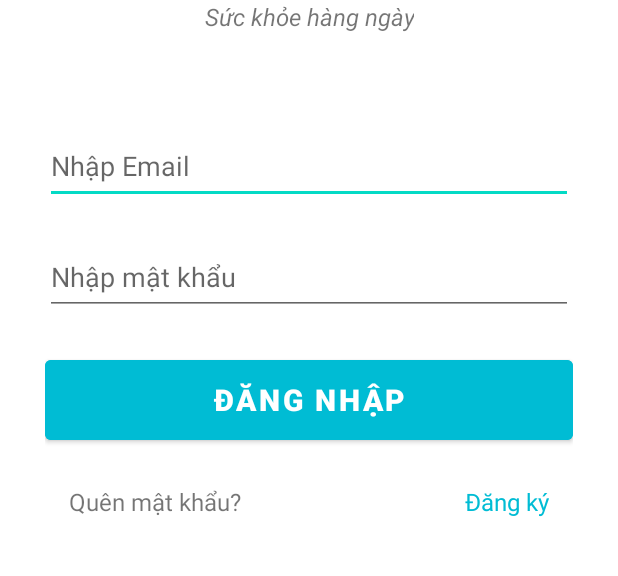
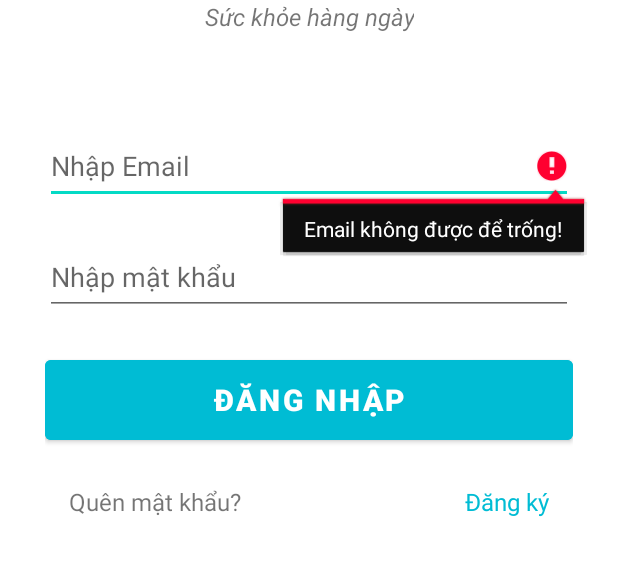
Before and after one commit to nguyennhung1529/HealthMonitoringSystem, an Android app: the screen it shows after launch (LoginActivity), after a tap on "ĐĂNG NHẬP", on a phone screen of 412 x 824 dp, the part 229-805 px from its top. Run offline under Robolectric (Android 15) with nearby library versions, the phone set to English and light mode, and no system bars; our stand-ins replace Firebase (no records; nobody signed in at launch, a user with empty details on screens opened directly).

Commit message:
Complete task validate Login

```diff
--- a/app/src/main/java/com/example/healthmonitor/LoginActivity.java
+++ b/app/src/main/java/com/example/healthmonitor/LoginActivity.java
@@ -1,19 +1,33 @@
 package com.example.healthmonitor;
 
+import androidx.annotation.NonNull;
 import androidx.appcompat.app.AppCompatActivity;
 
 import android.content.Intent;
 import android.os.Bundle;
+import android.util.Patterns;
 import android.view.View;
 import android.view.Window;
 import android.view.WindowManager;
 import android.widget.Button;
+import android.widget.EditText;
+import android.widget.ProgressBar;
 import android.widget.TextView;
+import android.widget.Toast;
+
+import com.google.android.gms.tasks.OnCompleteListener;
+import com.google.android.gms.tasks.Task;
+import com.google.firebase.auth.AuthResult;
+import com.google.firebase.auth.FirebaseAuth;
 
 public class LoginActivity extends AppCompatActivity implements View.OnClickListener {
 
+    private FirebaseAuth mAuth;
+
     private TextView tvRegister, tvForgotPassword;
+    private EditText edtEmail, edtPassword;
     private Button btnLogin;
+    private ProgressBar progressBar;
 
     @Override
     protected void onCreate(Bundle savedInstanceState) {
@@ -25,6 +39,14 @@ public class LoginActivity extends AppCompatActivity implements View.OnClickList
         super.onCreate(savedInstanceState);
         setContentView(R.layout.activity_login);
 
+        // Anh xa cac bien
+        mAuth = FirebaseAuth.getInstance();
+
+        edtEmail = findViewById(R.id.edtEmail);
+        edtPassword = findViewById(R.id.edtPassword);
+
+        progressBar = findViewById(R.id.progressBar);
+
         tvRegister = findViewById(R.id.tvRegister);
         tvRegister.setOnClickListener(this);
 
@@ -35,15 +57,52 @@ public class LoginActivity extends AppCompatActivity implements View.OnClickList
         btnLogin.setOnClickListener(this);
     }
 
-    public void confirmLogin(View view) {
-        startActivity(new Intent(this, HomeActivity.class));
-    }
-
     @Override
     public void onClick(View view) {
         switch (view.getId()) {
             case R.id.tvRegister:
                 startActivity(new Intent(this, RegisterActivity.class));
+                break;
+            case R.id.btnLogin:
+                loginUser();
+                break;
         }
     }
+
+    private void loginUser() {
+        String email = edtEmail.getText().toString().trim();
+        String password = edtPassword.getText().toString().trim();
+
+        if (email.isEmpty()) {
+            edtEmail.setError("Email không được để trống!");
+            edtEmail.requestFocus();
+            return;
+        }
+
+        if (password.isEmpty()) {
+            edtPassword.setError("Mật khẩu không được để trống!");
+            edtPassword.requestFocus();
+            return;
+        }
+
+        progressBar.setVisibility(View.VISIBLE);
+
+        mAuth.signInWithEmailAndPassword(email, password)
+                .addOnCompleteListener(new OnCompleteListener<AuthResult>() {
+                    @Override
+                    public void onComplete(@NonNull Task<AuthResult> task) {
+                        if (task.isSuccessful()) {
+                            // redirect to user profile
+                            progressBar.setVisibility(View.GONE);
+                            startActivity(new Intent(LoginActivity.this, ProfileActivity.class));
+                        } else {
+                            displayToast("Đăng nhập thất bại!");
+                            progressBar.setVisibility(View.GONE);
+                        }
+                    }
+                });
+    }
+    public void displayToast(String message) {
+        Toast.makeText(getApplicationContext(), message, Toast.LENGTH_LONG).show();
+    }
 }
--- a/app/src/main/java/com/example/healthmonitor/RegisterActivity.java
+++ b/app/src/main/java/com/example/healthmonitor/RegisterActivity.java
@@ -140,6 +140,7 @@ public class RegisterActivity extends AppCompatActivity implements View.OnClickL
                                         progressBar.setVisibility(View.GONE);
 
                                         // redirect to login layout
+                                        startActivity(new Intent(RegisterActivity.this, LoginActivity.class));
                                     } else {
                                         displayToast("Đăng ký không thành công! Hãy kiểm tra lại thông tin!");
                                         progressBar.setVisibility(View.GONE);
--- a/app/src/main/res/layout/activity_login.xml
+++ b/app/src/main/res/layout/activity_login.xml
@@ -34,7 +34,7 @@
         app:layout_constraintTop_toBottomOf="@+id/tvBanner" />
 
     <EditText
-        android:id="@+id/edtUsername"
+        android:id="@+id/edtEmail"
         android:layout_width="match_parent"
         android:layout_height="50dp"
         android:layout_marginTop="64dp"
@@ -55,7 +55,7 @@
         android:inputType="textPassword"
         app:layout_constraintEnd_toEndOf="parent"
         app:layout_constraintStart_toStartOf="parent"
-        app:layout_constraintTop_toBottomOf="@+id/edtUsername" />
+        app:layout_constraintTop_toBottomOf="@+id/edtEmail" />
 
     <Button
         android:id="@+id/btnLogin"
@@ -92,5 +92,18 @@
         app:layout_constraintEnd_toEndOf="parent"
         app:layout_constraintBottom_toBottomOf="@+id/tvForgotPassword"/>
 
+    <ProgressBar
+        android:id="@+id/progressBar"
+        style="?android:attr/progressBarStyle"
+        android:layout_width="wrap_content"
+        android:layout_height="wrap_content"
+        android:visibility="gone"
+        app:layout_constraintBottom_toBottomOf="parent"
+        app:layout_constraintEnd_toEndOf="parent"
+        app:layout_constraintHorizontal_bias="0.498"
+        app:layout_constraintStart_toStartOf="parent"
+        app:layout_constraintTop_toTopOf="parent"
+        app:layout_constraintVertical_bias="0.499" />
+
 
 </androidx.constraintlayout.widget.ConstraintLayout>
```
